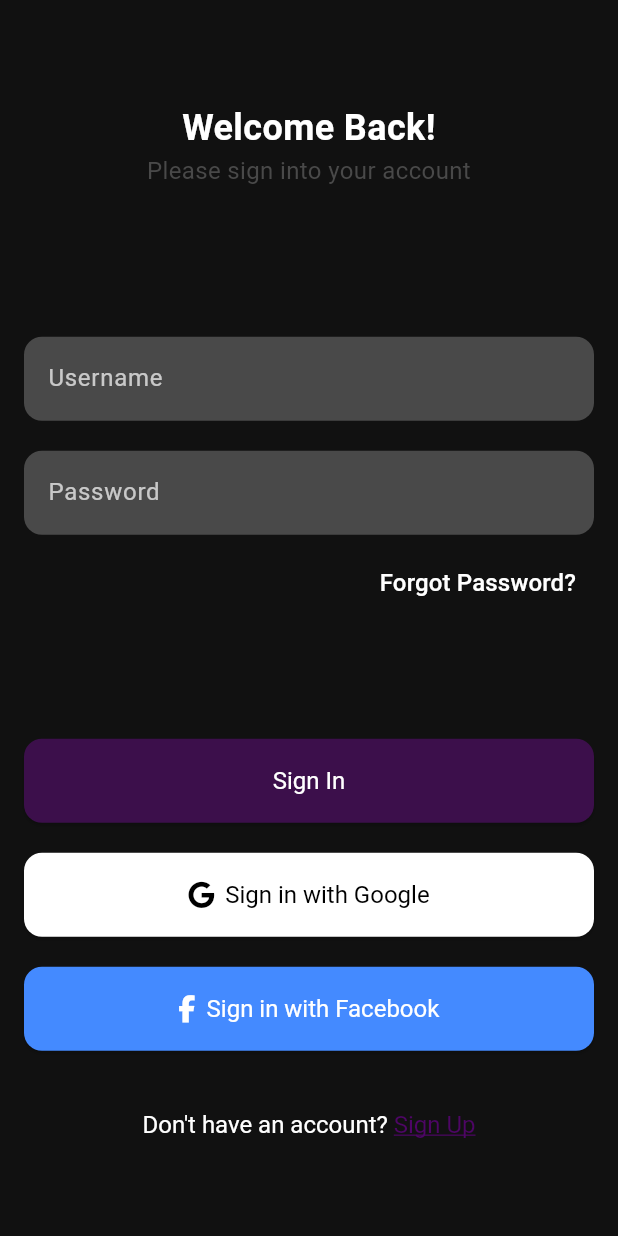
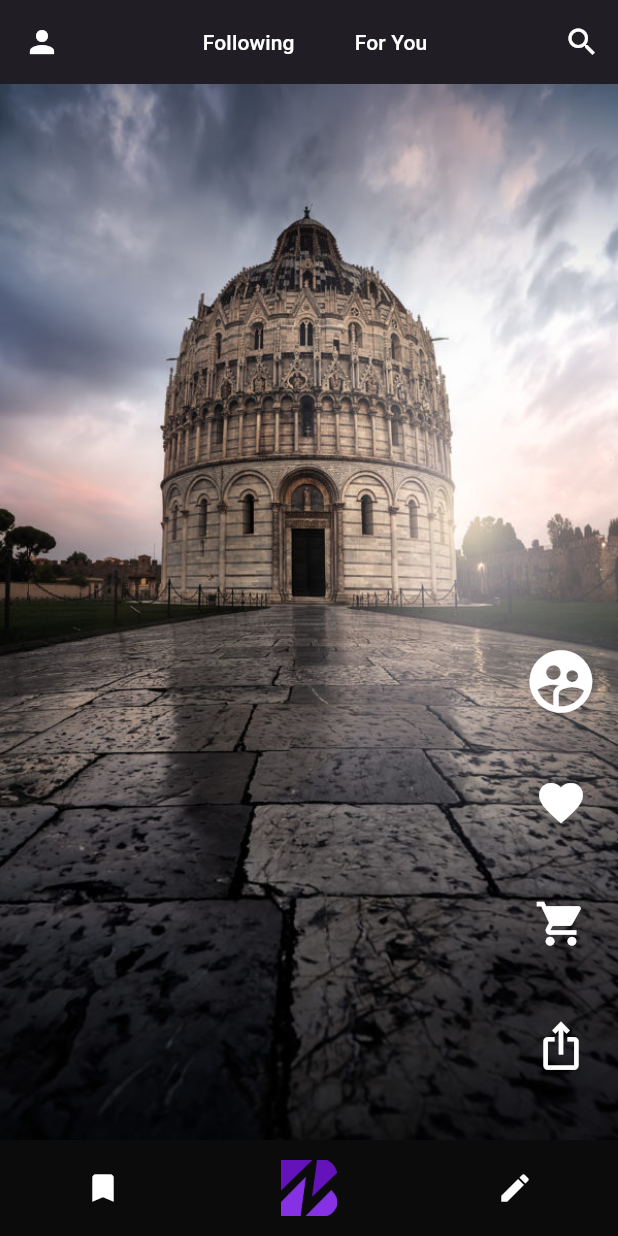
Before and after one commit to BeatNow/BeatNow, a Flutter app: the screen it shows after launch, after a tap on "Sign In", on a phone screen of 412 x 824 dp. Run offline on Flutter 3.47's test engine with Material 3 defaults, Android fonts, the phone set to English and light mode, and no system bars; drawn by our look-alikes of carousel_slider; our stand-ins replace font_awesome_flutter, get; Roboto replaces fonts that are missing (Franklin Gothic Demi).

Commit message:
Homescreen bien integrada

```diff
--- a/lib/forgot_password_screen.dart
+++ b/lib/forgot_password_screen.dart
@@ -66,7 +66,6 @@ class ForgotPasswordScreen extends StatelessWidget {
                 // Implement send password reset email logic
               },
               style: ElevatedButton.styleFrom(
-                primary: Color(0xFF3C0F4B),
                 padding: EdgeInsets.symmetric(vertical: 16.0),
                 shape: RoundedRectangleBorder(
                   borderRadius: BorderRadius.circular(12.0),
--- /dev/null
+++ b/lib/home_screen.dart
@@ -0,0 +1,195 @@
+import 'package:flutter/material.dart';
+import 'package:carousel_slider/carousel_slider.dart';
+
+class HomeScreenState extends StatefulWidget {
+  @override
+  _HomeScreenState createState() => _HomeScreenState();
+}
+
+class _HomeScreenState extends State<HomeScreenState> {
+  int _selectedIndex = 1;
+
+  List<bool> _liked = [false, false, false];
+
+  @override
+  Widget build(BuildContext context) {
+    List<Widget> widgetOptions = <Widget>[
+      _buildPage1(),
+      _buildCarousel(context),
+      _buildPage3(),
+    ];
+    return Scaffold(
+      appBar: AppBar(
+        leading: IconButton(
+          icon: const Icon(Icons.person, color: Colors.white),
+          onPressed: () {},
+        ),
+        title: Row(
+          mainAxisAlignment: MainAxisAlignment.center,
+          children: <Widget>[
+            TextButton(
+              style: TextButton.styleFrom(
+                shape: RoundedRectangleBorder(
+                  borderRadius: BorderRadius.circular(18.0),
+                ),
+              ),
+              child: const Text('Following', style: TextStyle(color: Colors.white)),
+              onPressed: () {},
+            ),
+            const VerticalDivider(color: Colors.white),
+            TextButton(
+              style: TextButton.styleFrom(
+                shape: RoundedRectangleBorder(
+                  borderRadius: BorderRadius.circular(18.0),
+                ),
+              ),
+              child: const Text('For You', style: TextStyle(color: Colors.white)),
+              onPressed: () {},
+            ),
+          ],
+        ),
+        actions: <Widget>[
+          IconButton(
+            icon: const Icon(Icons.search, color: Colors.white),
+            onPressed: () {},
+          ),
+        ],
+        backgroundColor: Color(0xFF111111),
+      ),
+      body: widgetOptions[_selectedIndex],
+      bottomNavigationBar: BottomNavigationBar(
+        items: <BottomNavigationBarItem>[
+          BottomNavigationBarItem(
+            icon: Container(
+              margin: EdgeInsets.symmetric(vertical: 20),
+              child: Icon(Icons.bookmark, color: _selectedIndex == 0 ? Color(0xFF8731E4) : Colors.white),
+            ),
+            label: ' ',
+          ),
+          BottomNavigationBarItem(
+            icon: Container(
+              margin: EdgeInsets.symmetric(vertical: 10),
+              child: _selectedIndex == 1 ? Image.asset('assets/images/icono_central.png', width: 37, height: 37, fit: BoxFit.cover) : Image.asset('assets/images/icono_central_blanco.png', width: 35, height: 35, fit: BoxFit.cover),
+            ),
+            label: ' ',
+          ),
+          BottomNavigationBarItem(
+            icon: Container(
+              margin: EdgeInsets.symmetric(vertical: 10),
+              child: Icon(Icons.edit, color: _selectedIndex == 2 ? Color(0xFF8731E4) : Colors.white),
+            ),
+            label: ' ',
+          ),
+        ],
+        currentIndex: _selectedIndex,
+        onTap: (index) {
+          setState(() {
+            _selectedIndex = index;
+          });
+        },
+        selectedFontSize: 0,
+        unselectedFontSize: 0,
+        backgroundColor: Color(0xFF0B0B0B),
+      ),
+    );
+  }
+
+  Widget _buildPage1() {
+    return Center(
+      child: Text(
+        'Página 1',
+        style: TextStyle(color: Colors.white),
+      ),
+    );
+  }
+
+  Widget _buildPage3() {
+    return Center(
+      child: Text(
+        'Página 3',
+        style: TextStyle(color: Colors.white),
+      ),
+    );
+  }
+
+  Widget _buildCarousel(BuildContext context) {
+    List<String> imgList = [
+      'assets/images/image1.jpg',
+      'assets/images/image2.jpg',
+      'assets/images/image3.jpg',
+    ];
+
+    return CarouselSlider(
+      options: CarouselOptions(
+        height: MediaQuery.of(context).size.height,
+        enlargeCenterPage: false,
+        autoPlay: false,
+        viewportFraction: 1.0,
+        scrollDirection: Axis.vertical,
+      ),
+      items: imgList.asMap().entries.map((entry) {
+        int index = entry.key;
+        String item = entry.value;
+        return Builder(
+          builder: (BuildContext context) {
+            return Stack(
+              alignment: Alignment.bottomRight,
+              children: [
+                Image.asset(item, fit: BoxFit.cover, height: double.infinity),
+                _buildDynamicButtons(context, index),
+              ],
+            );
+          },
+        );
+      }).toList(),
+    );
+  }
+
+  Widget _buildDynamicButtons(BuildContext context, int index) {
+    return Padding(
+      padding: const EdgeInsets.only(bottom: 35, right: 10),
+      child: Column(
+        mainAxisAlignment: MainAxisAlignment.end,
+        children: [
+          FloatingActionButton(
+            child: Icon(Icons.supervised_user_circle, color: Colors.white, size: 50),
+            backgroundColor: Colors.transparent,
+            onPressed: () {
+              // Action for 'share'.
+            },
+            elevation: 0,
+          ),
+          SizedBox(height: 25),
+          FloatingActionButton(
+            child: Icon(Icons.favorite, color: _liked[index] ? Colors.purple : Colors.white, size: 35),
+            backgroundColor: Colors.transparent,
+            onPressed: () {
+              setState(() {
+                _liked[index] = !_liked[index];
+              });
+            },
+            elevation: 0,
+          ),
+          SizedBox(height: 25),
+          FloatingActionButton(
+            child: Icon(Icons.shopping_cart, color: Colors.white, size: 35),
+            backgroundColor: Colors.transparent,
+            onPressed: () {
+              // Action for 'share'.
+            },
+            elevation: 0,
+          ),
+          SizedBox(height: 25),
+          FloatingActionButton(
+            child: Icon(Icons.ios_share, color: Colors.white, size: 35),
+            backgroundColor: Colors.transparent,
+            onPressed: () {
+              // Action for 'buy'.
+            },
+            elevation: 0,
+          ),
+        ],
+      ),
+    );
+  }
+}
--- a/lib/login_screen.dart
+++ b/lib/login_screen.dart
@@ -2,7 +2,8 @@ import 'package:flutter/material.dart';
 import 'package:get/get.dart';
 import 'auth_controller.dart';
 import 'package:font_awesome_flutter/font_awesome_flutter.dart';
-import 'package:flutter/gestures.dart'; // Necesario para TapGestureRecognizer
+import 'package:flutter/gestures.dart';
+import 'home_screen.dart'; // Importa el archivo donde está definida la clase HomeScreenState
 
 class LoginScreen extends StatelessWidget {
   final AuthController _authController = Get.find<AuthController>(); // Obtener instancia del controlador AuthController
@@ -12,7 +13,6 @@ class LoginScreen extends StatelessWidget {
 
     final ButtonStyle buttonStyle = ElevatedButton.styleFrom(
 
-      onPrimary: Colors.white,
       backgroundColor: Color(0xFF3C0F4B),
       minimumSize: Size(double.infinity, 56),
       padding: EdgeInsets.symmetric(vertical: 16),
@@ -85,7 +85,7 @@ class LoginScreen extends StatelessWidget {
                         onPressed: () {
                           // Añade la funcionalidad de olvidar contraseña aquí
                           // Acción para cambiar a la pestaña de registro
-                        _authController.changeTab(2);
+                          _authController.changeTab(2);
 
                         },
                         child: Text(
@@ -104,7 +104,10 @@ class LoginScreen extends StatelessWidget {
                 SizedBox(height: 80.0),
                 ElevatedButton(
                   child: Text('Sign In'),
-                  onPressed: () {},
+                  onPressed: () {
+                    // Navega a la pestaña HomeScreenState
+                    _authController.changeTab(3);
+                  },
                   style: buttonStyle,
                 ),
                 SizedBox(height: 20.0),
--- a/lib/main.dart
+++ b/lib/main.dart
@@ -4,6 +4,7 @@
 import 'auth_controller.dart';
 import 'login_screen.dart';
 import 'signup_screen.dart';
+import 'home_screen.dart'; // Importa el archivo donde está definida la clase HomeScreenState
 
 void main() => runApp(MyApp());
 
@@ -34,11 +35,12 @@
     return Obx(() {
       if (_authController.selectedIndex.value == 0) {
         return LoginScreen();
-      } else if (_authController.selectedIndex.value == 1){
+      } else if (_authController.selectedIndex.value == 1) {
         return SignUpScreen();
-      }
-      else if (_authController.selectedIndex.value == 2){
+      } else if (_authController.selectedIndex.value == 2) {
         return ForgotPasswordScreen();
+      } else if (_authController.selectedIndex.value == 3) {
+        return HomeScreenState(); // Agrega la nueva pestaña HomeScreenState
       }
       return LoginScreen();
     });
--- a/lib/signup_screen.dart
+++ b/lib/signup_screen.dart
@@ -45,7 +45,6 @@ class _SignUpScreenState extends State<SignUpScreen> {
   @override
   Widget build(BuildContext context) {
     final ButtonStyle buttonStyle = ElevatedButton.styleFrom(
-      onPrimary: Colors.white,
       backgroundColor: Color(0xFF3C0F4B),
       minimumSize: Size(double.infinity, 56),
       padding: EdgeInsets.symmetric(vertical: 16),
@@ -60,9 +59,7 @@ class _SignUpScreenState extends State<SignUpScreen> {
 
     final ButtonStyle socialButtonStyle = ElevatedButton.styleFrom(
       shape: CircleBorder(),
-      padding: EdgeInsets.all(16),
-      primary: Colors.transparent, // Fondo transparente
-      onSurface: Colors.transparent, // Sin efecto al presionar
+      padding: EdgeInsets.all(16), // Sin efecto al presionar
       shadowColor: Colors.transparent, // Sin sombra
       elevation: 0, // Sin elevación
     );
--- a/pubspec.yaml
+++ b/pubspec.yaml
@@ -11,11 +11,15 @@ dependencies:
     sdk: flutter
   font_awesome_flutter: ^10.7.0
   get: ^4.6.6
+  flutter_lints: ^2.0.0
+  path_provider: ^2.0.2
+  carousel_slider: ^4.0.0
 
 dev_dependencies:
   flutter_test:
     sdk: flutter
-  flutter_lints: ^3.0.0
 
 flutter:
   uses-material-design: true
+  assets:
+    - assets/images/
```
Also changed, not shown: assets/images/icono_central.png (added), assets/images/icono_central_blanco.png (added), assets/images/image1.jpg (added), assets/images/image3.jpg (added), pubspec.lock, 2 other files.
